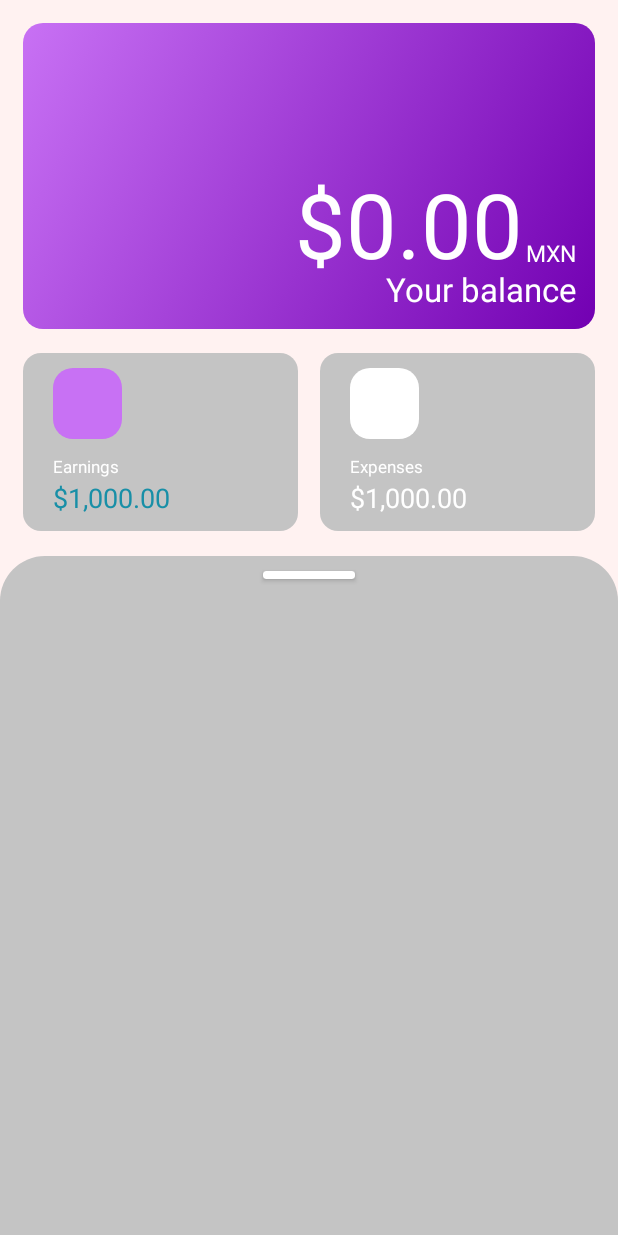
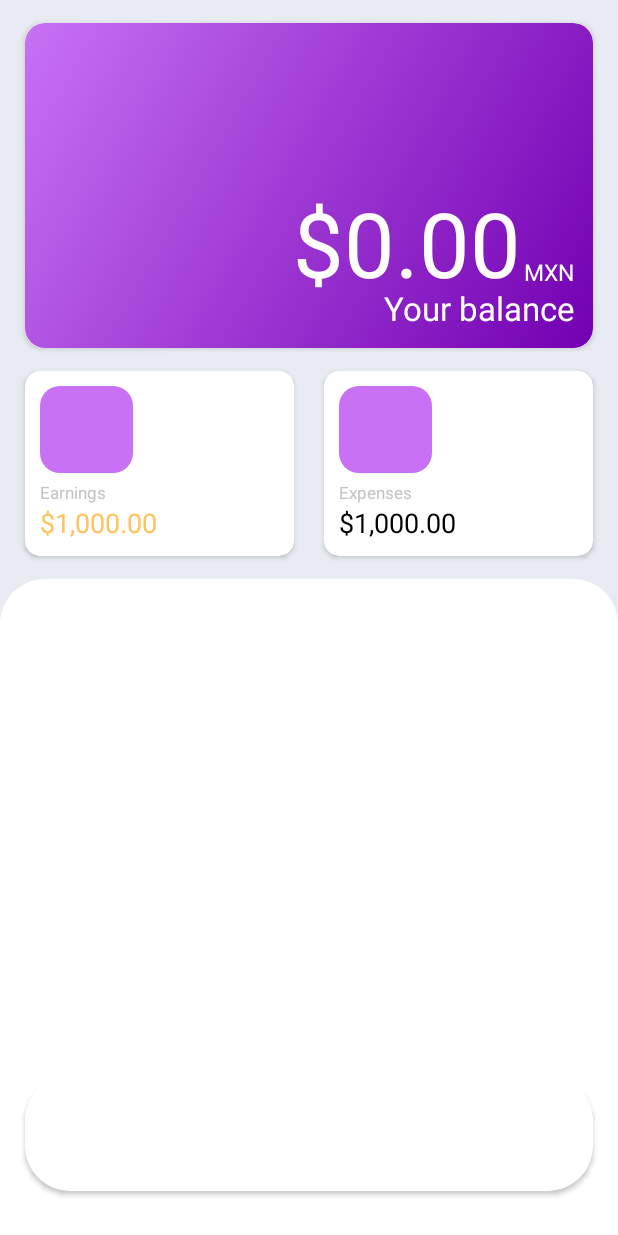
Before and after one commit to adriangrpz/Piggy, an Android app: the screen it shows after launch (MainActivity), on a phone screen of 412 x 824 dp. Run offline under Robolectric (Android 15) with nearby library versions, the phone set to English and light mode, and no system bars; libraries missing offline, so code that uses them is left out: io.realm, io.realm.kotlin, io.realm.log; 5 statements that could not run were skipped.

Commit message:
A lot of stuff going on

```diff
--- a/app/src/main/res/drawable/earnings_expenses_bg.xml
+++ b/app/src/main/res/drawable/earnings_expenses_bg.xml
@@ -3,7 +3,7 @@
     <item>
         <shape android:shape="rectangle">
             <solid
-                android:color="#C4C4C4" />
+                android:color="#FFFFFF" />
             <corners android:radius="12dp" />
         </shape>
     </item>
--- a/app/src/main/res/drawable/main_rounded_list.xml
+++ b/app/src/main/res/drawable/main_rounded_list.xml
@@ -3,7 +3,7 @@
 <item>
     <shape xmlns:android="http://schemas.android.com/apk/res/android">
         <solid
-            android:color="#C4C4C4" />
+            android:color="#FFFFFF" />
         <corners android:topLeftRadius="30dp" android:topRightRadius="30dp" />
     </shape>
 
--- a/app/src/main/res/layout/activity_main.xml
+++ b/app/src/main/res/layout/activity_main.xml
@@ -1,27 +1,72 @@
 <?xml version="1.0" encoding="utf-8"?>
 
-<androidx.constraintlayout.widget.ConstraintLayout xmlns:android="http://schemas.android.com/apk/res/android"
+<androidx.constraintlayout.widget.ConstraintLayout
+    xmlns:android="http://schemas.android.com/apk/res/android"
     xmlns:card_view="http://schemas.android.com/apk/res-auto"
+    xmlns:app="http://schemas.android.com/apk/res-auto"
+    xmlns:tools="http://schemas.android.com/tools"
     android:layout_width="match_parent"
     android:layout_height="match_parent"
-    android:background="#FFF2F1">
+    android:background="#E8ECF2">
+
+    <androidx.constraintlayout.widget.Guideline
+        android:id="@+id/h_guideline_30"
+        android:layout_width="wrap_content"
+        android:layout_height="wrap_content"
+        android:orientation="horizontal"
+        app:layout_constraintGuide_percent="0.30" />
+
+    <androidx.constraintlayout.widget.Guideline
+        android:id="@+id/h_guideline_45"
+        android:layout_width="wrap_content"
+        android:layout_height="wrap_content"
+        android:orientation="horizontal"
+        app:layout_constraintGuide_percent="0.45" />
+
+    <androidx.constraintlayout.widget.Guideline
+        android:id="@+id/h_guideline_87"
+        android:layout_width="wrap_content"
+        android:layout_height="wrap_content"
+        android:orientation="horizontal"
+        app:layout_constraintGuide_percent="0.87" />
+
+    <androidx.constraintlayout.widget.Guideline
+        android:id="@+id/v_guideline_4"
+        android:layout_width="wrap_content"
+        android:layout_height="wrap_content"
+        android:orientation="vertical"
+        app:layout_constraintGuide_percent="0.04" />
+
+    <androidx.constraintlayout.widget.Guideline
+        android:id="@+id/v_guideline_96"
+        android:layout_width="wrap_content"
+        android:layout_height="wrap_content"
+        android:orientation="vertical"
+        app:layout_constraintGuide_percent="0.96" />
+
+    <androidx.constraintlayout.widget.Guideline
+        android:id="@+id/v_guideline_50"
+        android:layout_width="wrap_content"
+        android:layout_height="wrap_content"
+        android:orientation="vertical"
+        app:layout_constraintGuide_percent="0.50" />
+
+    <androidx.cardview.widget.CardView
+        android:layout_width="0dp"
+        android:layout_height="0dp"
+        android:layout_marginTop="15dp"
+        android:layout_marginBottom="15dp"
+        card_view:layout_constraintBottom_toTopOf="@id/h_guideline_30"
+        card_view:layout_constraintTop_toTopOf="parent"
+        card_view:layout_constraintStart_toStartOf="@id/v_guideline_4"
+        card_view:layout_constraintEnd_toStartOf="@id/v_guideline_96"
+        card_view:cardCornerRadius="12dp"
+        android:elevation="10dp"
+        >
 
         <androidx.constraintlayout.widget.ConstraintLayout
             android:layout_width="match_parent"
-        android:layout_height="0dp"
-        card_view:layout_constraintHeight_percent=".45"
-        card_view:layout_constraintTop_toTopOf="parent">
-
-        <!-- Balance Frame -->
-        <androidx.constraintlayout.widget.ConstraintLayout
-            android:id="@+id/balance_card_rl"
-            android:layout_width="match_parent"
-            android:layout_height="0dp"
-            card_view:layout_constraintHeight_percent="0.55"
-            android:layout_margin="15dp"
-            card_view:layout_constraintEnd_toEndOf="parent"
-            card_view:layout_constraintStart_toStartOf="parent"
-            card_view:layout_constraintTop_toTopOf="parent"
+            android:layout_height="match_parent"
             android:background="@drawable/balance_card_bg"
             >
 
@@ -61,143 +106,69 @@
                 card_view:layout_constraintEnd_toEndOf="parent" />
 
         </androidx.constraintlayout.widget.ConstraintLayout>
+    </androidx.cardview.widget.CardView>
 
-        <androidx.constraintlayout.widget.ConstraintLayout
-            android:layout_width="match_parent"
+    <androidx.cardview.widget.CardView
+        android:layout_width="0dp"
         android:layout_height="0dp"
-            card_view:layout_constraintHeight_percent="0.32"
-            android:layout_margin="15dp"
-            card_view:layout_constraintBottom_toBottomOf="parent"
-            card_view:layout_constraintEnd_toEndOf="parent"
-            card_view:layout_constraintStart_toStartOf="parent"
-            card_view:layout_constraintTop_toBottomOf="@id/balance_card_rl">
-
-            <androidx.constraintlayout.widget.ConstraintLayout
-                android:id="@+id/earnings_rl"
-                android:layout_width="0dp"
-                card_view:layout_constraintWidth_percent=".48"
-                android:layout_height="match_parent"
-                card_view:layout_constraintStart_toStartOf="parent"
-                card_view:layout_constraintTop_toTopOf="parent"
-                android:background="@drawable/earnings_expenses_bg"
+        card_view:cardCornerRadius="10dp"
+        android:layout_marginEnd="10dp"
+        card_view:layout_constraintTop_toBottomOf="@id/h_guideline_30"
+        card_view:layout_constraintBottom_toTopOf="@id/h_guideline_45"
+        card_view:layout_constraintStart_toStartOf="@+id/v_guideline_4"
+        card_view:layout_constraintEnd_toStartOf="@id/v_guideline_50"
         >
 
-                <androidx.constraintlayout.widget.ConstraintLayout
-                    android:id="@+id/earnings_ic_bg"
-                    android:layout_width="0dp"
-                    card_view:layout_constraintWidth_percent=".25"
-                    android:layout_height="0dp"
-                    card_view:layout_constraintHeight_percent=".4"
-                    android:layout_marginStart="20dp"
-                    android:layout_marginTop="10dp"
-                    card_view:layout_constraintStart_toStartOf="parent"
-                    card_view:layout_constraintTop_toTopOf="parent"
-                    android:background="@drawable/earnings_icon_bg"
-                    />
-
-                <TextView
-                    android:layout_width="wrap_content"
-                    android:layout_height="wrap_content"
-                    android:layout_marginStart="20dp"
-                    android:layout_marginBottom="35dp"
-                    android:text="Earnings"
-                    android:textColor="@color/white"
-                    android:textSize="11sp"
-                    card_view:layout_constraintBottom_toBottomOf="parent"
-                    card_view:layout_constraintStart_toStartOf="parent" />
-
-                <TextView
-                    android:id="@+id/earnings_tv"
-                    android:layout_width="wrap_content"
-                    android:layout_height="wrap_content"
-                    android:layout_marginStart="20dp"
-                    android:layout_marginBottom="10dp"
-                    android:text="$1,000.00"
-                    android:textColor="#188FA7"
-                    android:textSize="18sp"
-                    card_view:layout_constraintBottom_toBottomOf="parent"
-                    card_view:layout_constraintStart_toStartOf="parent" />
-
-            </androidx.constraintlayout.widget.ConstraintLayout>
-
-            <androidx.constraintlayout.widget.ConstraintLayout
-                android:id="@+id/expenses_rl"
-                android:layout_width="0dp"
+        <include
+            android:layout_width="match_parent"
             android:layout_height="match_parent"
-                android:background="@drawable/earnings_expenses_bg"
-                card_view:layout_constraintEnd_toEndOf="parent"
-                card_view:layout_constraintTop_toTopOf="parent"
-                card_view:layout_constraintWidth_percent=".48" >
-
-                <androidx.constraintlayout.widget.ConstraintLayout
-                    android:layout_width="0dp"
-                    card_view:layout_constraintWidth_percent=".25"
-                    android:layout_height="0dp"
-                    card_view:layout_constraintHeight_percent=".4"
-                    android:layout_marginStart="20dp"
-                    android:layout_marginTop="10dp"
-                    card_view:layout_constraintStart_toStartOf="parent"
-                    card_view:layout_constraintTop_toTopOf="parent"
-                    android:background="@drawable/expenses_icon_bg"
-                    />
-
-                <TextView
-                    android:layout_width="wrap_content"
-                    android:layout_height="wrap_content"
-                    android:layout_marginStart="20dp"
-                    android:layout_marginBottom="35dp"
-                    android:text="Expenses"
-                    android:textColor="@color/white"
-                    android:textSize="11sp"
-                    card_view:layout_constraintBottom_toBottomOf="parent"
-                    card_view:layout_constraintStart_toStartOf="parent" />
-
-                <TextView
-                    android:id="@+id/expenses_tv"
-                    android:layout_width="wrap_content"
-                    android:layout_height="wrap_content"
-                    android:layout_marginStart="20dp"
-                    android:layout_marginBottom="10dp"
-                    android:text="$1,000.00"
-                    android:textColor="@color/white"
-                    android:textSize="18sp"
-                    card_view:layout_constraintBottom_toBottomOf="parent"
-                    card_view:layout_constraintStart_toStartOf="parent" />
-
-            </androidx.constraintlayout.widget.ConstraintLayout>
-
-        </androidx.constraintlayout.widget.ConstraintLayout>
+            layout="@layout/main_earnings_ly"/>
 
 
-    </androidx.constraintlayout.widget.ConstraintLayout>
+    </androidx.cardview.widget.CardView>
 
-    <androidx.constraintlayout.widget.ConstraintLayout
+    <androidx.cardview.widget.CardView
+        android:layout_width="0dp"
+        android:layout_height="0dp"
+        card_view:cardCornerRadius="10dp"
+        android:layout_marginStart="10dp"
+        card_view:layout_constraintTop_toBottomOf="@id/h_guideline_30"
+        card_view:layout_constraintBottom_toTopOf="@id/h_guideline_45"
+        card_view:layout_constraintStart_toEndOf="@+id/v_guideline_50"
+        card_view:layout_constraintEnd_toStartOf="@id/v_guideline_96"
+        >
+
+        <include
             android:layout_width="match_parent"
-        android:layout_height="0dp"
-        card_view:layout_constraintHeight_percent=".55"
-        card_view:layout_constraintBottom_toBottomOf="parent"
-        android:background="@drawable/main_rounded_list"
-        >
+            android:layout_height="match_parent"
+            layout="@layout/main_expenses_ly"/>
+
+    </androidx.cardview.widget.CardView>
 
     <androidx.recyclerview.widget.RecyclerView
         android:id="@+id/transactions_rv"
         android:layout_width="match_parent"
-            android:layout_height="match_parent"
+        android:layout_height="0dp"
+        android:layout_marginTop="15dp"
+        android:background="@drawable/main_rounded_list"
+        card_view:layout_constraintBottom_toBottomOf="parent"
+        card_view:layout_constraintTop_toBottomOf="@id/h_guideline_45"
         card_view:layoutManager="androidx.recyclerview.widget.LinearLayoutManager"
         />
 
     <androidx.cardview.widget.CardView
         android:layout_width="0dp"
-            card_view:layout_constraintWidth_percent=".15"
-            android:layout_height="5dp"
-            android:layout_marginTop="10dp"
+        android:layout_height="0dp"
+        card_view:cardCornerRadius="30dp"
+        android:layout_marginBottom="30dp"
+        android:elevation="8dp"
+        card_view:layout_constraintTop_toBottomOf="@id/h_guideline_87"
+        card_view:layout_constraintBottom_toBottomOf="parent"
+        card_view:layout_constraintStart_toEndOf="@id/v_guideline_4"
+        card_view:layout_constraintEnd_toStartOf="@id/v_guideline_96"
 
-            card_view:layout_constraintEnd_toEndOf="parent"
-            card_view:layout_constraintStart_toStartOf="parent"
-            card_view:layout_constraintTop_toTopOf="parent"
-            android:background="#C4C4C4"
-            />
+        >
+
+    </androidx.cardview.widget.CardView>
 
 </androidx.constraintlayout.widget.ConstraintLayout>
-
-</androidx.constraintlayout.widget.ConstraintLayout>
--- /dev/null
+++ b/app/src/main/res/layout/main_earnings_ly.xml
@@ -0,0 +1,60 @@
+<?xml version="1.0" encoding="utf-8"?>
+<androidx.constraintlayout.widget.ConstraintLayout xmlns:android="http://schemas.android.com/apk/res/android"
+    android:layout_width="match_parent"
+    android:layout_height="match_parent"
+    xmlns:app="http://schemas.android.com/apk/res-auto">
+
+    <androidx.constraintlayout.widget.Guideline
+        android:id="@+id/v_guideline_30"
+        android:layout_width="wrap_content"
+        android:layout_height="wrap_content"
+        android:orientation="vertical"
+        app:layout_constraintGuide_percent="0.40" />
+
+    <androidx.constraintlayout.widget.Guideline
+        android:id="@+id/h_guideline_50"
+        android:layout_width="wrap_content"
+        android:layout_height="wrap_content"
+        android:orientation="horizontal"
+        app:layout_constraintGuide_percent="0.55" />
+
+
+    <androidx.constraintlayout.widget.ConstraintLayout
+        android:id="@+id/earnings_ic_bg"
+        android:layout_width="0dp"
+        android:layout_height="0dp"
+        android:layout_marginStart="10dp"
+        android:layout_marginTop="10dp"
+        android:background="@drawable/earnings_icon_bg"
+        app:layout_constraintTop_toTopOf="parent"
+        app:layout_constraintBottom_toTopOf="@id/h_guideline_50"
+        app:layout_constraintStart_toStartOf="parent"
+        app:layout_constraintEnd_toStartOf="@id/v_guideline_30"
+        />
+
+    <TextView
+        android:id="@+id/earnings_tv"
+        android:layout_width="wrap_content"
+        android:layout_height="wrap_content"
+        android:layout_marginStart="10dp"
+        android:layout_marginTop="5dp"
+        android:text="Earnings"
+        android:textColor="#C4C4C4"
+        android:textSize="11sp"
+        app:layout_constraintTop_toBottomOf="@id/earnings_ic_bg"
+        app:layout_constraintStart_toStartOf="parent"
+        />
+
+    <TextView
+        android:id="@+id/earnings_amount_tv"
+        android:layout_width="wrap_content"
+        android:layout_height="wrap_content"
+        android:layout_marginStart="10dp"
+        android:text="$1,000.00"
+        android:textColor="#FEC260"
+        android:textSize="18sp"
+        app:layout_constraintTop_toBottomOf="@id/earnings_tv"
+        app:layout_constraintStart_toStartOf="parent"
+        />
+
+</androidx.constraintlayout.widget.ConstraintLayout>
--- /dev/null
+++ b/app/src/main/res/layout/main_expenses_ly.xml
@@ -0,0 +1,60 @@
+<?xml version="1.0" encoding="utf-8"?>
+<androidx.constraintlayout.widget.ConstraintLayout xmlns:android="http://schemas.android.com/apk/res/android"
+    android:layout_width="match_parent"
+    android:layout_height="match_parent"
+    xmlns:app="http://schemas.android.com/apk/res-auto">
+
+    <androidx.constraintlayout.widget.Guideline
+        android:id="@+id/v_guideline_40"
+        android:layout_width="wrap_content"
+        android:layout_height="wrap_content"
+        android:orientation="vertical"
+        app:layout_constraintGuide_percent="0.40" />
+
+    <androidx.constraintlayout.widget.Guideline
+        android:id="@+id/h_guideline_55"
+        android:layout_width="wrap_content"
+        android:layout_height="wrap_content"
+        android:orientation="horizontal"
+        app:layout_constraintGuide_percent="0.55" />
+
+
+    <androidx.constraintlayout.widget.ConstraintLayout
+        android:id="@+id/expenses_ic_bg"
+        android:layout_width="0dp"
+        android:layout_height="0dp"
+        android:layout_marginStart="10dp"
+        android:layout_marginTop="10dp"
+        android:background="@drawable/earnings_icon_bg"
+        app:layout_constraintTop_toTopOf="parent"
+        app:layout_constraintBottom_toTopOf="@id/h_guideline_55"
+        app:layout_constraintStart_toStartOf="parent"
+        app:layout_constraintEnd_toStartOf="@id/v_guideline_40"
+        />
+
+    <TextView
+        android:id="@+id/expenses_tv"
+        android:layout_width="wrap_content"
+        android:layout_height="wrap_content"
+        android:layout_marginStart="10dp"
+        android:layout_marginTop="5dp"
+        android:text="Expenses"
+        android:textColor="#C4C4C4"
+        android:textSize="11sp"
+        app:layout_constraintTop_toBottomOf="@id/expenses_ic_bg"
+        app:layout_constraintStart_toStartOf="parent"
+        />
+
+    <TextView
+        android:id="@+id/expenses_amount_tv"
+        android:layout_width="wrap_content"
+        android:layout_height="wrap_content"
+        android:layout_marginStart="10dp"
+        android:text="$1,000.00"
+        android:textColor="#000000"
+        android:textSize="18sp"
+        app:layout_constraintTop_toBottomOf="@id/expenses_tv"
+        app:layout_constraintStart_toStartOf="parent"
+        />
+
+</androidx.constraintlayout.widget.ConstraintLayout>
--- /dev/null
+++ b/app/src/main/res/menu/navigation_items.xml
@@ -0,0 +1,12 @@
+<menu xmlns:android="http://schemas.android.com/apk/res/android">
+    <item
+        android:id="@+id/page_1"
+        android:enabled="true"
+        android:icon="@drawable/ic_cash"
+        android:title="Uno"/>
+    <item
+        android:id="@+id/page_2"
+        android:enabled="true"
+        android:icon="@drawable/ic_card"
+        android:title="Dos"/>
+</menu>
```
Lines whose indentation alone changed are shown as unchanged.
